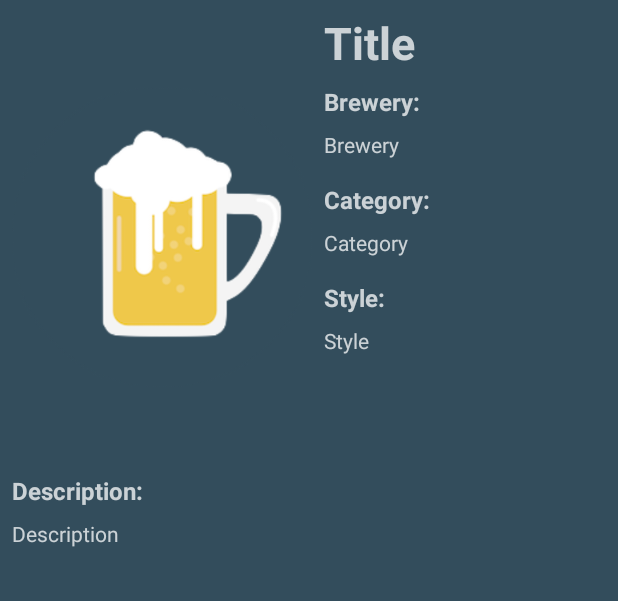
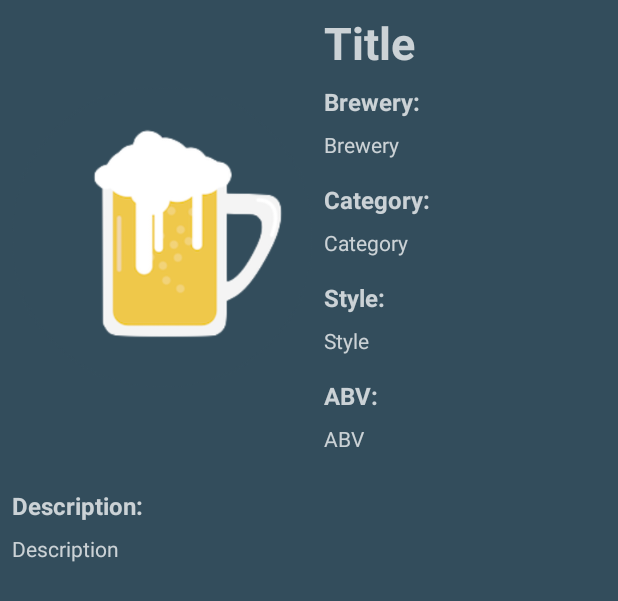
Before and after one commit to JosueAnd/BeerBase, an Android app: the layout activity_second.xml on its own in the app's theme, with its tools: preview values and no code run, on a phone screen of 412 x 824 dp. Shown: the top 601 px of the screen. Run offline under Robolectric (Android 15) with nearby library versions, the phone set to English and light mode, and no system bars.

Commit message:
Finalized second activity.

```diff
--- a/app/src/main/java/com/example/beerrecycler/MyAdapter.java
+++ b/app/src/main/java/com/example/beerrecycler/MyAdapter.java
@@ -59,6 +59,7 @@ public class MyAdapter extends RecyclerView.Adapter<MyAdapter.MyViewHolder> {
                 intent.putExtra("brewery", beers.get(position).getBrewery());
                 intent.putExtra("category", beers.get(position).getCategory());
                 intent.putExtra("style", beers.get(position).getStyle());
+                intent.putExtra("abv", beers.get(position).getAbv());
                 if(currentImg != null) {
                     intent.putExtra("image", beers.get(position).getImage());
                 } else {
--- a/app/src/main/java/com/example/beerrecycler/SecondActivity.java
+++ b/app/src/main/java/com/example/beerrecycler/SecondActivity.java
@@ -14,14 +14,17 @@ public class SecondActivity extends AppCompatActivity {
                 saTVdesc,
                 saTVbrewery,
                 saTVcategory,
-                saTVstyle;
+                saTVstyle,
+                saTVabv;
     ImageView   saIVimg;
     String      saTitle,
                 saDesc,
                 saBrewery,
                 saCategory,
                 saStyle,
+                saAbv,
                 label;
+    Double      Abv;
     byte[]      saImg;
 
     @Override
@@ -34,6 +37,7 @@ public class SecondActivity extends AppCompatActivity {
         saTVbrewery     = findViewById(R.id.saTVbrewery);
         saTVcategory    = findViewById(R.id.saTVcategory);
         saTVstyle       = findViewById(R.id.saTVstyle);
+        saTVabv         = findViewById(R.id.saTVabv);
         saIVimg         = findViewById(R.id.saIVimg);
 
         getData();
@@ -50,13 +54,16 @@ public class SecondActivity extends AppCompatActivity {
                 getIntent().hasExtra("image")       &&
                 getIntent().hasExtra("brewery")     &&
                 getIntent().hasExtra("category")    &&
-                getIntent().hasExtra("style")
+                getIntent().hasExtra("style")       &&
+                getIntent().hasExtra("abv")
         ) {
             saTitle     = getIntent().getStringExtra("title");
             saDesc      = getIntent().getStringExtra("description");
             saBrewery   = getIntent().getStringExtra("brewery");
             saCategory  = getIntent().getStringExtra("category");
             saStyle     = getIntent().getStringExtra("style");
+            Abv         = getIntent().getDoubleExtra("abv", 0);
+            saAbv       = Abv.toString() + " %";
             saImg       = getIntent().getByteArrayExtra("image");
         } else {
             Toast.makeText(this, "No data", Toast.LENGTH_SHORT).show();
@@ -69,6 +76,7 @@ public class SecondActivity extends AppCompatActivity {
         saTVbrewery.setText(saBrewery);
         saTVcategory.setText(saCategory);
         saTVstyle.setText(saStyle);
+        saTVabv.setText(saAbv);
         try {
             saIVimg.setImageBitmap(BitmapFactory.decodeByteArray(saImg, 0, saImg.length));
         } catch(NullPointerException exception) {
--- a/app/src/main/res/layout/activity_second.xml
+++ b/app/src/main/res/layout/activity_second.xml
@@ -7,6 +7,20 @@
     android:layout_height="match_parent"
     android:background="#334D5C"
     tools:context=".SecondActivity">
+
+    <TextView
+        android:id="@+id/saTVabv"
+        android:layout_width="0dp"
+        android:layout_height="wrap_content"
+        android:layout_marginTop="8dp"
+        android:layout_marginEnd="8dp"
+        android:layout_marginRight="8dp"
+        android:text="@string/abv"
+        android:textColor="#BFFFFFFF"
+        android:textSize="14sp"
+        app:layout_constraintEnd_toEndOf="parent"
+        app:layout_constraintStart_toStartOf="@+id/textView5"
+        app:layout_constraintTop_toBottomOf="@+id/textView5" />
 
     <ImageView
         android:id="@+id/saIVimg"
@@ -70,6 +84,8 @@
         android:layout_width="0dp"
         android:layout_height="wrap_content"
         android:layout_marginTop="8dp"
+        android:layout_marginEnd="8dp"
+        android:layout_marginRight="8dp"
         android:text="@string/brewery_title"
         android:textColor="#BFFFFFFF"
         android:textSize="16sp"
@@ -82,14 +98,16 @@
         android:id="@+id/textView3"
         android:layout_width="0dp"
         android:layout_height="wrap_content"
-        android:layout_marginTop="8dp"
+        android:layout_marginTop="24dp"
+        android:layout_marginEnd="8dp"
+        android:layout_marginRight="8dp"
         android:text="@string/description_title"
         android:textColor="#BFFFFFFF"
         android:textSize="16sp"
         android:textStyle="bold"
         app:layout_constraintEnd_toEndOf="parent"
         app:layout_constraintStart_toStartOf="@+id/saIVimg"
-        app:layout_constraintTop_toBottomOf="@+id/saIVimg" />
+        app:layout_constraintTop_toBottomOf="@+id/saTVabv" />
 
     <TextView
         android:id="@+id/textView4"
@@ -148,4 +166,19 @@
         app:layout_constraintEnd_toEndOf="parent"
         app:layout_constraintStart_toStartOf="@+id/textView6"
         app:layout_constraintTop_toBottomOf="@+id/textView6" />
+
+    <TextView
+        android:id="@+id/textView5"
+        android:layout_width="0dp"
+        android:layout_height="wrap_content"
+        android:layout_marginTop="16dp"
+        android:layout_marginEnd="8dp"
+        android:layout_marginRight="8dp"
+        android:text="@string/abv_title"
+        android:textColor="#BFFFFFFF"
+        android:textSize="16sp"
+        android:textStyle="bold"
+        app:layout_constraintEnd_toEndOf="parent"
+        app:layout_constraintStart_toStartOf="@+id/saTVstyle"
+        app:layout_constraintTop_toBottomOf="@+id/saTVstyle" />
 </androidx.constraintlayout.widget.ConstraintLayout>
```
